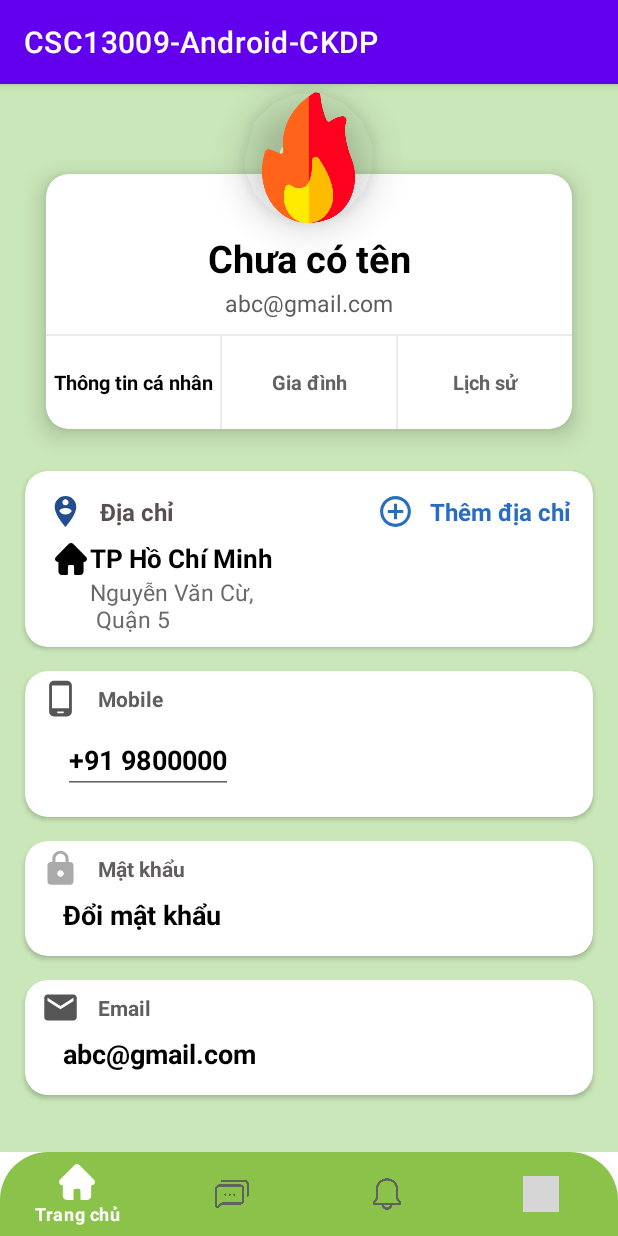
After one commit to palnguyen20-01/CSC13009-20KTPM1-CKDP, an Android app: the fragment SettingFragment placed in its activity, on a phone screen of 412 x 824 dp. The commit adds this screen. Run offline under Robolectric (Android 15) with nearby library versions, the phone set to English and light mode, and no system bars; grey boxes are pictures that could not be loaded.

Commit message:
update: Home fragment, Setting fragment

```diff
--- a/app/src/main/java/com/example/csc13009_android_ckdp/MainActivity.kt
+++ b/app/src/main/java/com/example/csc13009_android_ckdp/MainActivity.kt
@@ -1,11 +1,50 @@
 package com.example.csc13009_android_ckdp
 
+import android.os.Bundle
+import android.view.MenuItem
+import androidx.appcompat.app.ActionBar
 import androidx.appcompat.app.AppCompatActivity
-import android.os.Bundle
+import androidx.fragment.app.Fragment
+import com.google.android.material.bottomnavigation.BottomNavigationView
+import com.google.android.material.navigation.NavigationBarView
 
 class MainActivity : AppCompatActivity() {
+    var selectedFragment: Fragment? = null
+    var actionBar: ActionBar? = null
+    var bottomNavigationView: BottomNavigationView? = null
+    public
     override fun onCreate(savedInstanceState: Bundle?) {
         super.onCreate(savedInstanceState)
-        setContentView(R.layout.activity_main)
+        setContentView(R.layout.activity_home)
+
+        initiateApp()
+    }
+
+    private fun initiateApp()
+    {
+        actionBar = supportActionBar
+        actionBar!!.setDisplayUseLogoEnabled(true)
+        actionBar!!.setDisplayShowHomeEnabled(true)
+
+        bottomNavigationView = findViewById(R.id.bottom_navigation)
+
+        bottomNavigationView?.setOnItemSelectedListener(NavigationBarView.OnItemSelectedListener { item: MenuItem ->
+            val itemId = item.itemId
+            selectedFragment = HomeFragment(this)
+            if (R.id.itemHome === itemId) {
+                selectedFragment = HomeFragment(this)
+            } else if (R.id.itemMessage=== itemId) {
+                //selectedFragment = Fragment
+            } else if (R.id.itemSetting === itemId) {
+                selectedFragment = SettingFragment()
+            }
+            // Use addToBackStack to return the previous fragment when the Back button is pressed
+            // Checking null was just a precaution
+            if (selectedFragment != null) supportFragmentManager
+                .beginTransaction()
+                .replace(R.id.fragmentHolder, selectedFragment!!)
+                .commit()
+            true
+        })
     }
 }
--- /dev/null
+++ b/app/src/main/java/com/example/csc13009_android_ckdp/SettingFragment.kt
@@ -0,0 +1,36 @@
+package com.example.csc13009_android_ckdp
+
+import android.os.Bundle
+import android.view.LayoutInflater
+import android.view.View
+import android.view.ViewGroup
+import androidx.fragment.app.Fragment
+
+class SettingFragment : Fragment() {
+
+    private var main: MainActivity? = null
+
+
+    override fun onCreate(savedInstanceState: Bundle?) {
+        super.onCreate(savedInstanceState)
+        main = try {
+            activity as MainActivity?
+        } catch (e: IllegalStateException) {
+            throw IllegalStateException("MainActivity must implement callbacks")
+        }
+        (activity as MainActivity).supportActionBar!!.setDisplayHomeAsUpEnabled(false)
+
+        (activity as MainActivity).supportActionBar!!.setDisplayUseLogoEnabled(true)
+        (activity as MainActivity).supportActionBar!!.setDisplayShowHomeEnabled(true)
+    }
+
+    override fun onCreateView(
+        inflater: LayoutInflater,
+        container: ViewGroup?,
+        savedInstanceState: Bundle?
+    ): View? {
+        val settingsFragment: View = inflater.inflate(R.layout.fragment_setting, container, false)
+
+        return settingsFragment
+    }
+}
--- a/app/src/main/res/layout/activity_home.xml
+++ b/app/src/main/res/layout/activity_home.xml
@@ -1,20 +1,23 @@
 <?xml version="1.0" encoding="utf-8"?>
-<androidx.constraintlayout.widget.ConstraintLayout
+<RelativeLayout
     xmlns:android="http://schemas.android.com/apk/res/android"
     xmlns:app="http://schemas.android.com/apk/res-auto"
     android:layout_width="match_parent"
     android:layout_height="match_parent">
 
+    <FrameLayout
+        android:id="@+id/fragmentHolder"
+        android:layout_width="match_parent"
+        android:layout_height="match_parent"
+        android:layout_above="@+id/bottom_navigation" />
 
     <com.google.android.material.bottomnavigation.BottomNavigationView
         android:id="@+id/bottom_navigation"
         android:layout_width="match_parent"
         android:layout_height="wrap_content"
         android:background="@drawable/rounded"
+        android:layout_alignParentBottom="true"
         app:itemIconTint="@drawable/nav_icon_color"
         app:itemTextColor="@drawable/nav_icon_color"
-        app:layout_constraintBottom_toBottomOf="parent"
-        app:layout_constraintEnd_toEndOf="parent"
-        app:layout_constraintStart_toStartOf="parent"
         app:menu="@menu/menu" />
-</androidx.constraintlayout.widget.ConstraintLayout>
+</RelativeLayout>
--- a/app/src/main/res/layout/activity_setting.xml
+++ b/app/src/main/res/layout/fragment_setting.xml
@@ -8,7 +8,7 @@
     android:orientation="vertical"
     android:layout_gravity="center"
     android:background="@color/app_main1"
-    tools:context=".MainActivity">
+     >
 
 
     <include
--- a/app/src/main/res/layout/item_add.xml
+++ b/app/src/main/res/layout/item_add.xml
@@ -6,7 +6,8 @@
     xmlns:app="http://schemas.android.com/apk/res-auto"
     xmlns:card_view="http://schemas.android.com/tools"
     app:cardCornerRadius="15dp"
-    app:cardElevation="10dp"
+    android:layout_marginRight="10dp"
+    android:layout_marginLeft="10dp"
     app:cardUseCompatPadding="true"
     card_view:cardCornerRAdius="5dp">
     <LinearLayout
@@ -97,16 +98,8 @@
                     android:layout_width="wrap_content"
                     android:layout_height="wrap_content"
                     card_view:ignore="RtlCompat" />
-
-
             </LinearLayout>
-
-
-
         </LinearLayout>
-
-
-
     </LinearLayout>
 
 </androidx.cardview.widget.CardView>
--- a/app/src/main/res/layout/item_email.xml
+++ b/app/src/main/res/layout/item_email.xml
@@ -6,7 +6,8 @@
     xmlns:app="http://schemas.android.com/apk/res-auto"
     xmlns:card_view="http://schemas.android.com/tools"
     app:cardCornerRadius="15dp"
-    app:cardElevation="10dp"
+    android:layout_marginRight="10dp"
+    android:layout_marginLeft="10dp"
     app:cardUseCompatPadding="true"
     card_view:cardCornerRAdius="5dp">
     <LinearLayout
--- a/app/src/main/res/layout/item_info.xml
+++ b/app/src/main/res/layout/item_info.xml
@@ -6,7 +6,8 @@
     xmlns:app="http://schemas.android.com/apk/res-auto"
     xmlns:card_view="http://schemas.android.com/tools"
     app:cardCornerRadius="15dp"
-    app:cardElevation="10dp"
+    android:layout_marginRight="10dp"
+    android:layout_marginLeft="10dp"
     app:cardUseCompatPadding="true"
     card_view:cardCornerRAdius="5dp">
     <LinearLayout
--- a/app/src/main/res/layout/item_password.xml
+++ b/app/src/main/res/layout/item_password.xml
@@ -6,7 +6,8 @@
     xmlns:app="http://schemas.android.com/apk/res-auto"
     xmlns:card_view="http://schemas.android.com/tools"
     app:cardCornerRadius="15dp"
-    app:cardElevation="10dp"
+    android:layout_marginRight="10dp"
+    android:layout_marginLeft="10dp"
     app:cardUseCompatPadding="true"
     card_view:cardCornerRAdius="5dp">
     <LinearLayout
--- a/app/src/main/res/menu/menu.xml
+++ b/app/src/main/res/menu/menu.xml
@@ -20,7 +20,7 @@
         />
 
     <item
-        android:id="@+id/itemProfile"
+        android:id="@+id/itemSetting"
         android:title="Tài khoản"
         android:icon="@drawable/ic_action_profile"
         />
```
Also changed, not shown: app/src/main/java/com/example/csc13009_android_ckdp/HomeFragment.kt (added, +63 -0 lines), app/src/main/java/com/example/csc13009_android_ckdp/MyFeatures.kt (added, +22 -0 lines), app/src/main/java/com/example/csc13009_android_ckdp/adapter/HomeAdapter.kt (added, +58 -0 lines), app/src/main/res/layout/fragment_home.xml (added, +16 -0 lines), app/src/main/res/layout/item_home.xml (added, +23 -0 lines).
